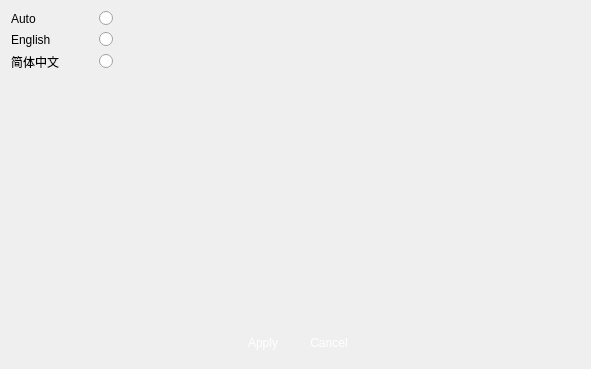
Above: veapp/setting/vsclanguage.ui from linkingvision/rapidvms before the change. Below: the same form after it.
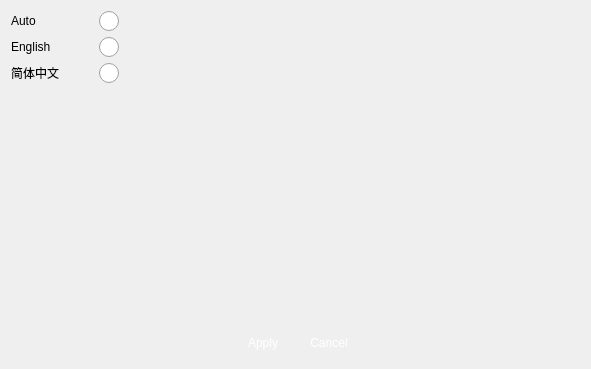
That is the form after the change. Icons and pictures are not drawn.

Commit message: change check style

What changed in the file:
```diff
--- a/veapp/setting/vsclanguage.ui
+++ b/veapp/setting/vsclanguage.ui
@@ -27,6 +27,36 @@
        </property>
        <item row="4" column="1">
         <widget class="QRadioButton" name="radioButtonZH">
+         <property name="styleSheet">
+          <string notr="true">QRadioButton::indicator {
+    width: 20px;
+    height: 20px;
+}
+
+QRadioButton::indicator::unchecked {
+    image: url(:/action/resources/radiobutton_unchecked.png);
+}
+
+QRadioButton::indicator:unchecked:hover {
+    image: url(:/action/resources/radiobutton_unchecked_hover.png);
+}
+
+QRadioButton::indicator:unchecked:pressed {
+    image: url(:/action/resources/radiobutton_unchecked_pressed.png);
+}
+
+QRadioButton::indicator::checked {
+    image: url(:/action/resources/radiobutton_checked.png);
+}
+
+QRadioButton::indicator:checked:hover {
+    image: url(:/action/resources/radiobutton_checked_hover.png);
+}
+
+QRadioButton::indicator:checked:pressed {
+    image: url(:/action/resources/radiobutton_checked_pressed.png);
+}</string>
+         </property>
          <property name="text">
           <string/>
          </property>
@@ -48,6 +78,36 @@
        </item>
        <item row="2" column="1">
         <widget class="QRadioButton" name="radioButtonEN">
+         <property name="styleSheet">
+          <string notr="true">QRadioButton::indicator {
+    width: 20px;
+    height: 20px;
+}
+
+QRadioButton::indicator::unchecked {
+    image: url(:/action/resources/radiobutton_unchecked.png);
+}
+
+QRadioButton::indicator:unchecked:hover {
+    image: url(:/action/resources/radiobutton_unchecked_hover.png);
+}
+
+QRadioButton::indicator:unchecked:pressed {
+    image: url(:/action/resources/radiobutton_unchecked_pressed.png);
+}
+
+QRadioButton::indicator::checked {
+    image: url(:/action/resources/radiobutton_checked.png);
+}
+
+QRadioButton::indicator:checked:hover {
+    image: url(:/action/resources/radiobutton_checked_hover.png);
+}
+
+QRadioButton::indicator:checked:pressed {
+    image: url(:/action/resources/radiobutton_checked_pressed.png);
+}</string>
+         </property>
          <property name="text">
           <string/>
          </property>
@@ -62,6 +122,36 @@
        </item>
        <item row="1" column="1">
         <widget class="QRadioButton" name="radioButtonAuto">
+         <property name="styleSheet">
+          <string notr="true">QRadioButton::indicator {
+    width: 20px;
+    height: 20px;
+}
+
+QRadioButton::indicator::unchecked {
+    image: url(:/action/resources/radiobutton_unchecked.png);
+}
+
+QRadioButton::indicator:unchecked:hover {
+    image: url(:/action/resources/radiobutton_unchecked_hover.png);
+}
+
+QRadioButton::indicator:unchecked:pressed {
+    image: url(:/action/resources/radiobutton_unchecked_pressed.png);
+}
+
+QRadioButton::indicator::checked {
+    image: url(:/action/resources/radiobutton_checked.png);
+}
+
+QRadioButton::indicator:checked:hover {
+    image: url(:/action/resources/radiobutton_checked_hover.png);
+}
+
+QRadioButton::indicator:checked:pressed {
+    image: url(:/action/resources/radiobutton_checked_pressed.png);
+}</string>
+         </property>
          <property name="text">
           <string/>
          </property>
```
